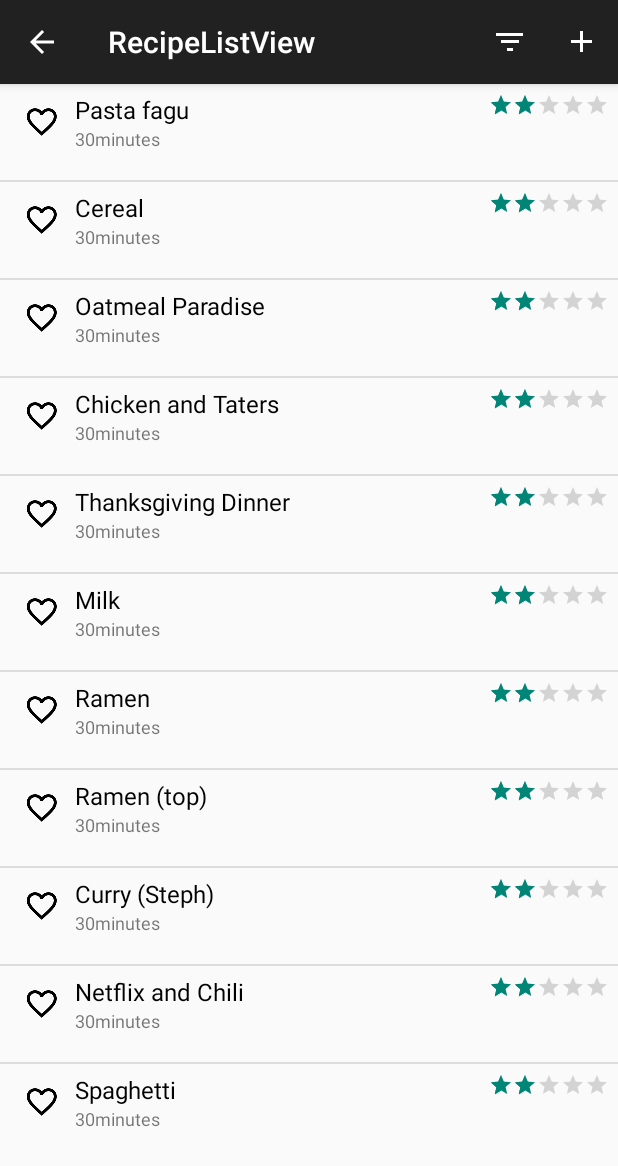
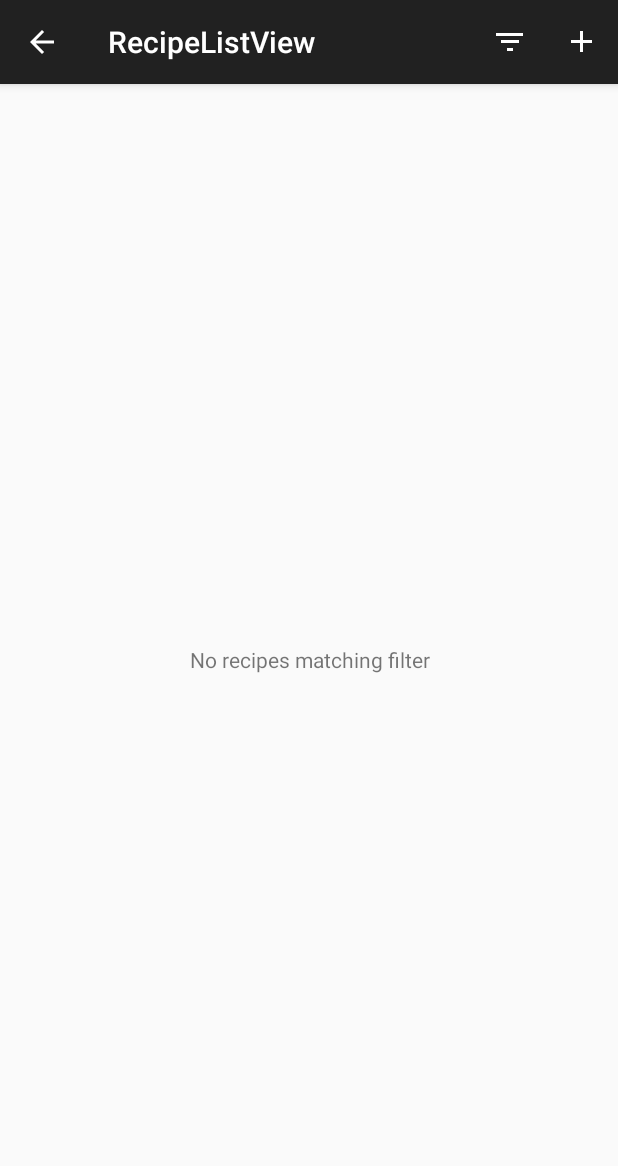
Before and after one commit to ucsdCSE110wi16/CSE110M240T7, an Android app: the screen it shows after launch (RecipeListActivity), after a tap on "FAVORITES", on a phone screen of 412 x 824 dp. Shown: the top 1166 px of the screen. Run offline under Robolectric (Android 15) with nearby library versions, the phone set to English and light mode, and no system bars.

Commit message:
fixed filtering, started on recipe save/loading

```diff
--- a/app/src/main/java/com/example/monroe/cse110recipes/RecipeCreateActivity.java
+++ b/app/src/main/java/com/example/monroe/cse110recipes/RecipeCreateActivity.java
@@ -71,7 +71,8 @@ public class RecipeCreateActivity extends AppCompatActivity {
 
         }
         r.name = veditTitle.getText().toString();
-        r.minutes = Integer.parseInt(veditTime.getText().toString());
+        String minutesText = veditTime.getText().toString();
+        if(!minutesText.isEmpty())r.minutes = Integer.parseInt(minutesText);
         r.rating = (int)vratingBar.getRating();
         Log.d("tag","num stars: "+((RatingBar)findViewById(R.id.edit_rating)).getRating());
         RecipeListActivity.recipes.put(r.id,r);
--- a/app/src/main/java/com/example/monroe/cse110recipes/RecipeListActivity.java
+++ b/app/src/main/java/com/example/monroe/cse110recipes/RecipeListActivity.java
@@ -11,11 +11,11 @@ import android.view.MenuItem;
 import android.view.View;
 import android.view.ViewGroup;
 import android.view.animation.Animation;
-import android.view.animation.AnimationUtils;
 import android.widget.AdapterView;
 import android.widget.ArrayAdapter;
 import android.widget.EditText;
 import android.widget.Filter;
+import android.widget.Filterable;
 import android.widget.ImageView;
 import android.widget.ListView;
 import android.widget.RatingBar;
@@ -36,26 +36,25 @@ public class RecipeListActivity extends AppCompatActivity {
     public boolean filterFavorites = false;
     public String filterIngredients = "";
     public StableArrayAdapter mArrayAdapter = null;
+    public String filterType = null;
 
     @Override
     protected void onCreate(Bundle savedInstanceState) {
         super.onCreate(savedInstanceState);
         setContentView(R.layout.activity_recipe_list_view);
-        String filterType = getIntent().getStringExtra("filterType");
-        if(filterType.equals(MainActivity.FilterTypeFavorites)){
-            filterFavorites = true;
-        }
-        else if(filterType.equals(MainActivity.FilterTypeIngredients) || filterType.equals(MainActivity.FilterTypeRecipe)){
-            showFilters();
-        }
+        ((ListView) findViewById(R.id.listview)).setEmptyView(findViewById(R.id.emptyRecipes));
         findViewById(R.id.filter_button).setOnClickListener(new View.OnClickListener(){
             public void onClick(View v){
                 Log.d("tag", "in here");
                 filterClick();
             }
         });
-        slideDownAnimation = AnimationUtils.loadAnimation(getApplicationContext(), R.anim.slide_down);
-        slideUpAnimation = AnimationUtils.loadAnimation(getApplicationContext(), R.anim.slide_up);
+    }
+
+    private void setFilterFavorites(Boolean val){
+        ((Switch)findViewById(R.id.filter_favorites)).setChecked(val);
+        filterFavorites = val;
+
     }
 
     private void populateList(){
@@ -137,6 +136,17 @@ public class RecipeListActivity extends AppCompatActivity {
         super.onStart();
         Log.d("tag", "on start");
         populateList();
+        if(filterType == null){
+            filterType = getIntent().getStringExtra("filterType");
+        }
+        if(filterType != null) {
+            if (filterType.equals(MainActivity.FilterTypeFavorites)) {
+                setFilterFavorites(true);
+                mArrayAdapter.getFilter().filter("");
+            } else if (filterType.equals(MainActivity.FilterTypeIngredients) || filterType.equals(MainActivity.FilterTypeRecipe)) {
+                showFilters();
+            }
+        }
 //        finish();
 //        startActivity(getIntent());
 
@@ -193,7 +203,7 @@ public class RecipeListActivity extends AppCompatActivity {
 
     }
 
-    private class StableArrayAdapter extends ArrayAdapter<Recipe> {
+    private class StableArrayAdapter extends ArrayAdapter<Recipe> implements Filterable{
 
         private List<Recipe>originalData = null;
         private List<Recipe>filteredData = null;
@@ -240,11 +250,20 @@ public class RecipeListActivity extends AppCompatActivity {
         }
 
         @Override
+        public int getCount() {
+            return filteredData.size();
+        }
+
+        @Override
         public long getItemId(int position) {
             Recipe item = getItem(position);
             return item.id;
         }
 
+        @Override
+        public Filter getFilter(){
+            return mFilter;
+        }
 
         @Override
         public boolean hasStableIds() {
@@ -272,7 +291,7 @@ public class RecipeListActivity extends AppCompatActivity {
                     if(filterFavorites && !filterableRecipe.favorite){
                         continue;
                     }
-                    if(!filterRecipeName.isEmpty() && !filterableRecipe.name.contains(filterRecipeName.toLowerCase().trim())){
+                    if(!filterRecipeName.isEmpty() && !filterableRecipe.name.toLowerCase().trim().contains(filterRecipeName.toLowerCase().trim())){
                         continue;
                     }
                     //TODO
--- a/app/src/main/res/layout/activity_recipe_create2.xml
+++ b/app/src/main/res/layout/activity_recipe_create2.xml
@@ -24,6 +24,7 @@
 
     <EditText
         android:layout_width="match_parent"
+        android:singleLine="true"
         android:layout_height="wrap_content"
         android:layout_marginLeft="10dp"
         android:id="@+id/edit_title"/>
@@ -43,6 +44,7 @@
         android:id="@+id/edit_time"
         android:layout_width="match_parent"
         android:layout_height="wrap_content"
+        android:singleLine="true"
         android:layout_marginLeft="10dp"/>
 
 
--- a/app/src/main/res/layout/activity_recipe_list_view.xml
+++ b/app/src/main/res/layout/activity_recipe_list_view.xml
@@ -24,5 +24,11 @@
         android:id="@+id/listview"
         android:layout_width="wrap_content"
         android:layout_height="wrap_content" />
+    <TextView
+        android:id="@+id/emptyRecipes"
+        android:layout_width="match_parent"
+        android:layout_height="match_parent"
+        android:text="No recipes matching filter"
+        android:gravity="center"/>
 
 </LinearLayout>
--- a/app/src/main/res/layout/ingredients_fields2.xml
+++ b/app/src/main/res/layout/ingredients_fields2.xml
@@ -15,6 +15,7 @@
         android:layout_width="0dp"
         android:layout_height="wrap_content"
         android:layout_marginLeft="10dp"
+        android:singleLine="true"
         android:id="@+id/edit_ingredient_title"
         android:layout_weight="0.5"/>
 
@@ -31,6 +32,7 @@
 
     <EditText
         android:hint="amt"
+        android:singleLine="true"
         android:layout_width="0dp"
         android:layout_height="wrap_content"
         android:id="@+id/edit_ingredient_amt"
--- a/app/src/main/res/layout/recipe_create.xml
+++ b/app/src/main/res/layout/recipe_create.xml
@@ -26,6 +26,7 @@
             <EditText
                 android:layout_width="379dp"
                 android:layout_height="wrap_content"
+                android:singleLine="true"
                 android:id="@+id/editText2"
                 android:text="Cardiac Arrest 101" />
 
@@ -40,6 +41,7 @@
                 android:layout_width="192dp"
                 android:layout_height="wrap_content"
                 android:inputType="numberSigned"
+                android:singleLine="true"
                 android:ems="10"
                 android:id="@+id/editText" />
 
@@ -66,6 +68,7 @@
             <EditText
                 android:layout_width="match_parent"
                 android:layout_height="wrap_content"
+                android:singleLine="true"
                 android:inputType="textMultiLine"
                 android:ems="10"
                 android:id="@+id/editText4"
@@ -85,6 +88,7 @@
                 android:layout_height="wrap_content"
                 android:inputType="textMultiLine"
                 android:ems="10"
+                android:singleLine="true"
                 android:id="@+id/editText3" />
 
             <TextView
```
Also changed, not shown: app/src/main/java/com/example/monroe/cse110recipes/Recipe.java (+88 -6 lines), app/src/main/java/com/example/monroe/cse110recipes/RecipeActivity.java (+3 -10 lines).
